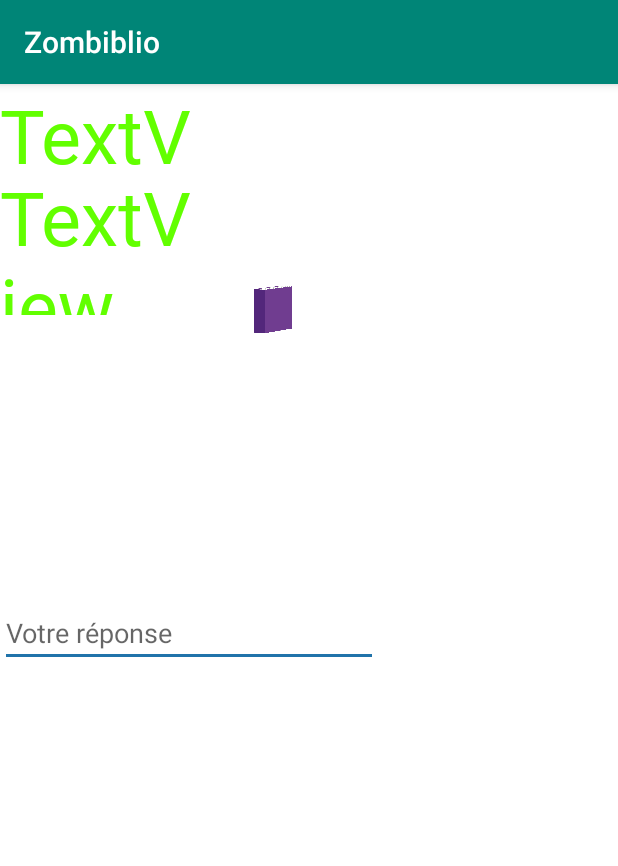
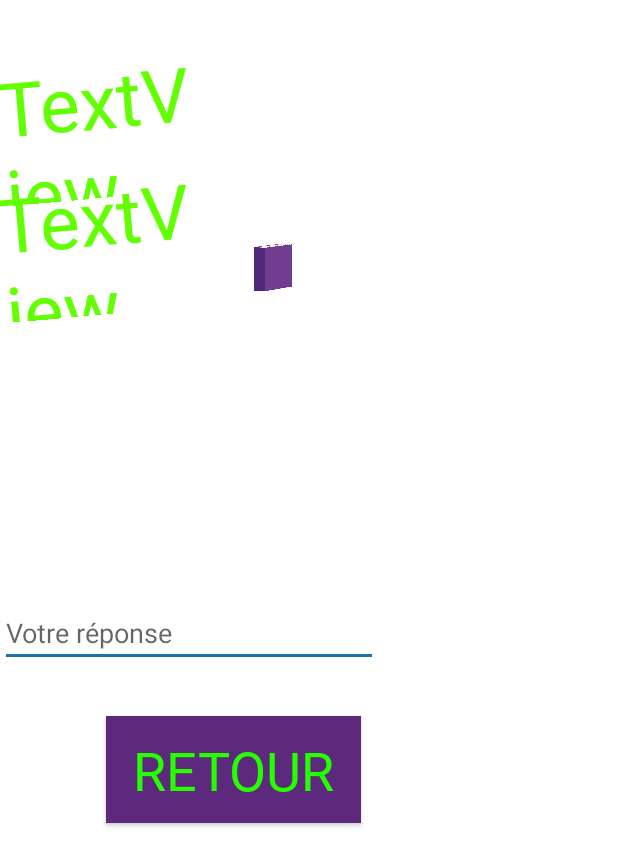
Before and after one commit to AmineKARA/Zombiblio, an Android app: the Module1 screen opened directly, with no data from a screen before it, on a phone screen of 412 x 824 dp. Shown: the top 866 px of the screen. Run offline under Robolectric (Android 15) with nearby library versions, the phone set to English and light mode, and no system bars; our stand-ins replace Picasso; pictures from the network do not load.

Commit message:
Update de l'app v1.4

```diff
--- a/app/src/main/java/com/example/zombiblio/GetQuestion.java
+++ b/app/src/main/java/com/example/zombiblio/GetQuestion.java
@@ -2,6 +2,9 @@ package com.example.zombiblio;
 
 import android.os.AsyncTask;
 import android.util.Log;
+
+import org.json.JSONArray;
+import org.json.JSONObject;
 
 import java.io.BufferedReader;
 import java.io.IOException;
@@ -20,7 +23,7 @@ public class GetQuestion extends AsyncTask {
 
         Log.d("test: ", "test");
         try {
-            URL url = new URL("https://zombiblio.000webhostapp.com/test.php");
+            URL url = new URL("https://zombiblio.000webhostapp.com/connect.php");
             connection = (HttpURLConnection) url.openConnection();
             connection.connect();
 
@@ -31,12 +34,14 @@ public class GetQuestion extends AsyncTask {
 
             StringBuffer buffer = new StringBuffer();
             String line = "";
+            int i=0;
 
             while ((line = reader.readLine()) != null) {
+
                 buffer.append(line+"\n");
                 Log.d("Response ", "> " + line);   //here u ll get whole response...... :-)
+            }
 
-            }
 
             return buffer.toString();
 
--- a/app/src/main/java/com/example/zombiblio/MainListener.java
+++ b/app/src/main/java/com/example/zombiblio/MainListener.java
@@ -3,7 +3,9 @@ package com.example.zombiblio;
 import android.app.Activity;
 import android.content.Context;
 import android.content.Intent;
+import android.util.Log;
 import android.view.View;
+import android.widget.TextView;
 import android.widget.Toast;
 
 
@@ -23,7 +25,6 @@ public class MainListener implements View.OnClickListener {
 
         if(v.getId() == R.id.imageModule1){
 
-
             Toast.makeText(context, "Vous accèdez au module n°1", Toast.LENGTH_LONG).show();
             Intent intentMod1 = new Intent(this.context , Module1.class);
             this.context.startActivity(intentMod1);
--- a/app/src/main/java/com/example/zombiblio/Module1.java
+++ b/app/src/main/java/com/example/zombiblio/Module1.java
@@ -2,14 +2,21 @@ package com.example.zombiblio;
 
 import android.app.Activity;
 import android.content.Context;
+import android.content.SharedPreferences;
 import android.graphics.Bitmap;
 import android.graphics.BitmapFactory;
 import android.graphics.Typeface;
 import android.os.Bundle;
 import android.os.CountDownTimer;
+import android.util.Log;
+import android.view.View;
+import android.view.Window;
+import android.view.WindowManager;
 import android.widget.Button;
+import android.widget.ImageButton;
 import android.widget.ImageView;
 
+import androidx.appcompat.app.ActionBar;
 import androidx.appcompat.app.AppCompatActivity;
 
 import com.squareup.picasso.Picasso;
@@ -19,6 +26,8 @@ import android.widget.TextView;
 import java.io.IOException;
 import java.io.InputStream;
 import java.net.URL;
+import java.util.Locale;
+import java.util.concurrent.TimeUnit;
 
 public class Module1 extends AppCompatActivity {
 
@@ -26,29 +35,62 @@ public class Module1 extends AppCompatActivity {
     @Override
     protected void onCreate(Bundle savedInstanceState) {
         super.onCreate(savedInstanceState);
+
+
+        requestWindowFeature(Window.FEATURE_NO_TITLE);
+        getWindow().setFlags(WindowManager.LayoutParams.FLAG_FULLSCREEN,WindowManager.LayoutParams.FLAG_FULLSCREEN);
+        View decorView = getWindow().getDecorView();
+        int uiOptions = View.SYSTEM_UI_FLAG_HIDE_NAVIGATION | View.SYSTEM_UI_FLAG_IMMERSIVE_STICKY;
+        decorView.setSystemUiVisibility(uiOptions);
+        getWindow().setSoftInputMode(WindowManager.LayoutParams.SOFT_INPUT_STATE_HIDDEN);
+
+        ActionBar actionBar = getSupportActionBar();
+        actionBar.hide();
+
+
         setContentView(R.layout.module1);
 
         ImageView question = (ImageView) findViewById(R.id.question);
 
         new GetQuestion().execute();
 
-        new CountDownTimer(60000, 1000) {
 
-            TextView counter = (TextView)  findViewById(R.id.counter);
+        //GESTION CLIQUE RETOUR
+        ModuleListener obs = new ModuleListener(this);
+        Button retour = (Button) findViewById(R.id.retour);
+        retour.setOnClickListener(obs);
+
+
+        SharedPreferences prefs = getApplicationContext().getSharedPreferences("Time", MODE_PRIVATE);
+        long milis = prefs.getLong("milis", 0); //0 is the default value.
+
+        new CountDownTimer(milis, 1000) {
+
+            TextView counter = (TextView)  findViewById(R.id.timer);
 
             public void onTick(long millisUntilFinished) {
-                counter.setText("Temps restant: " + millisUntilFinished / 1000);
+                //counter.setText("Temps restant: " + millisUntilFinished / 1000);
+
+                String text = String.format(Locale.getDefault(), "%02d:%02d",
+                        TimeUnit.MILLISECONDS.toMinutes(millisUntilFinished) % 60,
+                        TimeUnit.MILLISECONDS.toSeconds(millisUntilFinished) % 60);
+                counter.setText(text);
+
+
             }
 
             public void onFinish() {
-                counter.setText("done!");
+                //counter.setText("done!");
             }
         }.start();
 
-        //question.setBackgroundColor(0xFF00FF00);
-        //Picasso.get() // Context
-               // .load("https://img.favpng.com/0/17/19/computer-icons-software-testing-icon-design-png-favpng-u2kV0w1yAF5YhWvyFE8T6Fmxm.jpg")
-               // .into(question);
+    }
 
+    protected void getSharedPref(){
+
+        SharedPreferences prefs = getApplicationContext().getSharedPreferences("Time", MODE_PRIVATE);
+        long milis = prefs.getLong("milis", 0); //0 is the default value.
+
+        Log.d("SHARED","Value :"+milis);
     }
 }
--- /dev/null
+++ b/app/src/main/java/com/example/zombiblio/ModuleListener.java
@@ -0,0 +1,29 @@
+package com.example.zombiblio;
+
+import android.app.Activity;
+import android.content.Intent;
+import android.content.SharedPreferences;
+import android.util.Log;
+import android.view.View;
+import android.widget.Toast;
+
+import static android.content.Context.MODE_PRIVATE;
+
+public class ModuleListener implements View.OnClickListener {
+
+    public Activity context;
+
+    public ModuleListener (Activity c){
+
+        this.context = c;
+    }
+
+    @Override
+    public void onClick(View v) {
+
+
+        if(v.getId() == R.id.retour){
+            this.context.finish();
+        }
+    }
+}
--- a/app/src/main/java/com/example/zombiblio/ModuleMenu.java
+++ b/app/src/main/java/com/example/zombiblio/ModuleMenu.java
@@ -1,16 +1,39 @@
 package com.example.zombiblio;
 
+import android.content.SharedPreferences;
 import android.os.Bundle;
+import android.os.CountDownTimer;
+import android.util.Log;
+import android.view.View;
+import android.view.Window;
+import android.view.WindowManager;
 import android.widget.Button;
 import android.widget.ImageButton;
+import android.widget.TextView;
 
+import androidx.appcompat.app.ActionBar;
 import androidx.appcompat.app.AppCompatActivity;
 
+import java.util.Locale;
+import java.util.concurrent.TimeUnit;
+
+
 public class ModuleMenu extends AppCompatActivity {
+
+    public int time=8;
 
     @Override
     protected void onCreate(Bundle savedInstanceState) {
         super.onCreate(savedInstanceState);
+
+        requestWindowFeature(Window.FEATURE_NO_TITLE);
+        getWindow().setFlags(WindowManager.LayoutParams.FLAG_FULLSCREEN,WindowManager.LayoutParams.FLAG_FULLSCREEN);
+        View decorView = getWindow().getDecorView();
+        int uiOptions = View.SYSTEM_UI_FLAG_HIDE_NAVIGATION | View.SYSTEM_UI_FLAG_IMMERSIVE_STICKY;
+        decorView.setSystemUiVisibility(uiOptions);
+        ActionBar actionBar = getSupportActionBar();
+        actionBar.hide();
+
         setContentView(R.layout.activity_main);
 
         MainListener obs = new MainListener(this);
@@ -19,5 +42,37 @@ public class ModuleMenu extends AppCompatActivity {
         ImageButton module1 = (ImageButton) findViewById(R.id.imageModule1);
 
         module1.setOnClickListener(obs);
+
+
+
+
+
+
+        new CountDownTimer(900000000, 1000) {
+
+            TextView counter = (TextView)  findViewById(R.id.timer);
+
+            public void onTick(long millisUntilFinished) {
+                counter.setText(""+millisUntilFinished / 1000);
+
+                String text = String.format(Locale.getDefault(), "%02d:%02d",
+                        TimeUnit.MILLISECONDS.toMinutes(millisUntilFinished) % 60,
+                        TimeUnit.MILLISECONDS.toSeconds(millisUntilFinished) % 60);
+                counter.setText(text);
+
+
+                SharedPreferences.Editor editor = getApplicationContext().getSharedPreferences("Time", MODE_PRIVATE).edit();
+                editor.putLong("milis", millisUntilFinished);
+                editor.apply();
+                SharedPreferences prefs = getApplicationContext().getSharedPreferences("Time", MODE_PRIVATE);
+                long milis = prefs.getLong("milis", 0); //0 is the default value.
+                //Log.d("SHARED","Value :"+milis);
+            }
+
+            public void onFinish() {
+                counter.setText("done!");
+            }
+        }.start();
     }
+
 }
--- a/app/src/main/res/layout/module1.xml
+++ b/app/src/main/res/layout/module1.xml
@@ -80,21 +80,30 @@
         android:layout_marginEnd="455dp"
         android:layout_marginRight="455dp"
         android:layout_marginBottom="277dp"
-        android:background="#2075C2"
+        android:background="#5C297D"
+        android:fontFamily="@font/shlop"
         android:shadowColor="#000000"
         android:text="Valider"
-        android:textColor="#FFFFFF"
-        android:textSize="18sp" />
+        android:textColor="#25FF00"
+        android:textSize="36sp" />
 
-    <TextView
-        android:id="@+id/counter"
-        android:layout_width="186dp"
-        android:layout_height="37dp"
+
+    <Button
+        android:id="@+id/retour"
+        android:layout_width="170dp"
+        android:layout_height="71dp"
         android:layout_alignParentEnd="true"
+        android:layout_alignParentRight="true"
         android:layout_alignParentBottom="true"
-        android:layout_marginEnd="444dp"
-        android:layout_marginBottom="213dp"
-        android:text="TextView" />
+        android:layout_marginEnd="171dp"
+        android:layout_marginRight="171dp"
+        android:layout_marginBottom="275dp"
+        android:background="#5C297D"
+        android:fontFamily="@font/shlop"
+        android:shadowColor="#000000"
+        android:text="Retour"
+        android:textColor="#25FF00"
+        android:textSize="36sp" />
 
     <TextView
         android:id="@+id/numPage"
@@ -106,6 +115,7 @@
         android:layout_marginBottom="692dp"
         android:fontFamily="@font/shlop"
         android:text="TextView"
+        android:rotation="-5"
         android:textColor="#62FF00"
         android:textSize="50sp" />
 
@@ -119,7 +129,31 @@
         android:layout_marginBottom="614dp"
         android:fontFamily="@font/shlop"
         android:text="TextView"
+        android:rotation="-5"
         android:textColor="#62FF00"
         android:textSize="50sp" />
 
+    <TextView
+        android:id="@+id/timer"
+        android:layout_width="193dp"
+        android:layout_height="94dp"
+        android:layout_alignParentStart="true"
+        android:layout_alignParentTop="true"
+        android:layout_alignParentEnd="true"
+        android:layout_alignParentBottom="true"
+        android:layout_marginStart="322dp"
+        android:layout_marginTop="74dp"
+        android:layout_marginEnd="285dp"
+        android:layout_marginBottom="1112dp"
+        android:fontFamily="@font/shlop"
+        android:text="TextView"
+        android:textColor="#5C297D"
+        android:textSize="60sp"
+        app:layout_constraintBottom_toBottomOf="parent"
+        app:layout_constraintEnd_toEndOf="parent"
+        app:layout_constraintHorizontal_bias="0.553"
+        app:layout_constraintStart_toStartOf="parent"
+        app:layout_constraintTop_toTopOf="parent"
+        app:layout_constraintVertical_bias="0.178" />
+
 </RelativeLayout>
```
Also changed, not shown: app/src/main/AndroidManifest.xml (+4 -3 lines), app/src/main/java/com/example/zombiblio/Intro.java (+16 -2 lines), app/src/main/java/com/example/zombiblio/IntroListener.java (+4 -4 lines), app/src/main/java/com/example/zombiblio/MainActivity.java (+15 -0 lines), app/src/main/res/layout/activity_main.xml (+15 -0 lines), app/src/main/res/layout/intro_histoire.xml (+12 -12 lines), app/src/main/res/drawable-v24/arrow.png (added), app/src/main/res/drawable-v24/icone_zombi.png (added), 10 other files.
